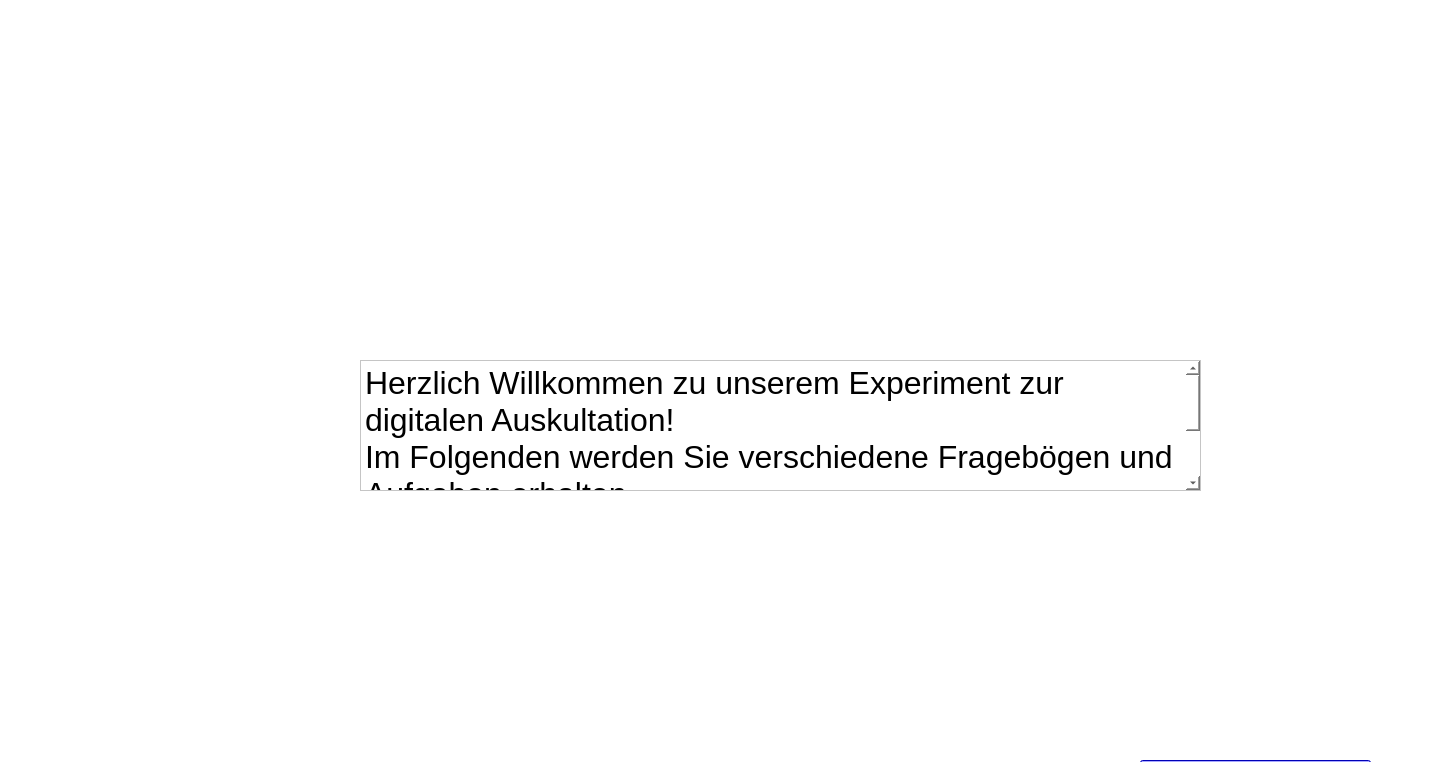
Above: forms/welcome.ui from IKI-Lab/auscultation_AI_noise_exp before the change. Below: the same form after it.
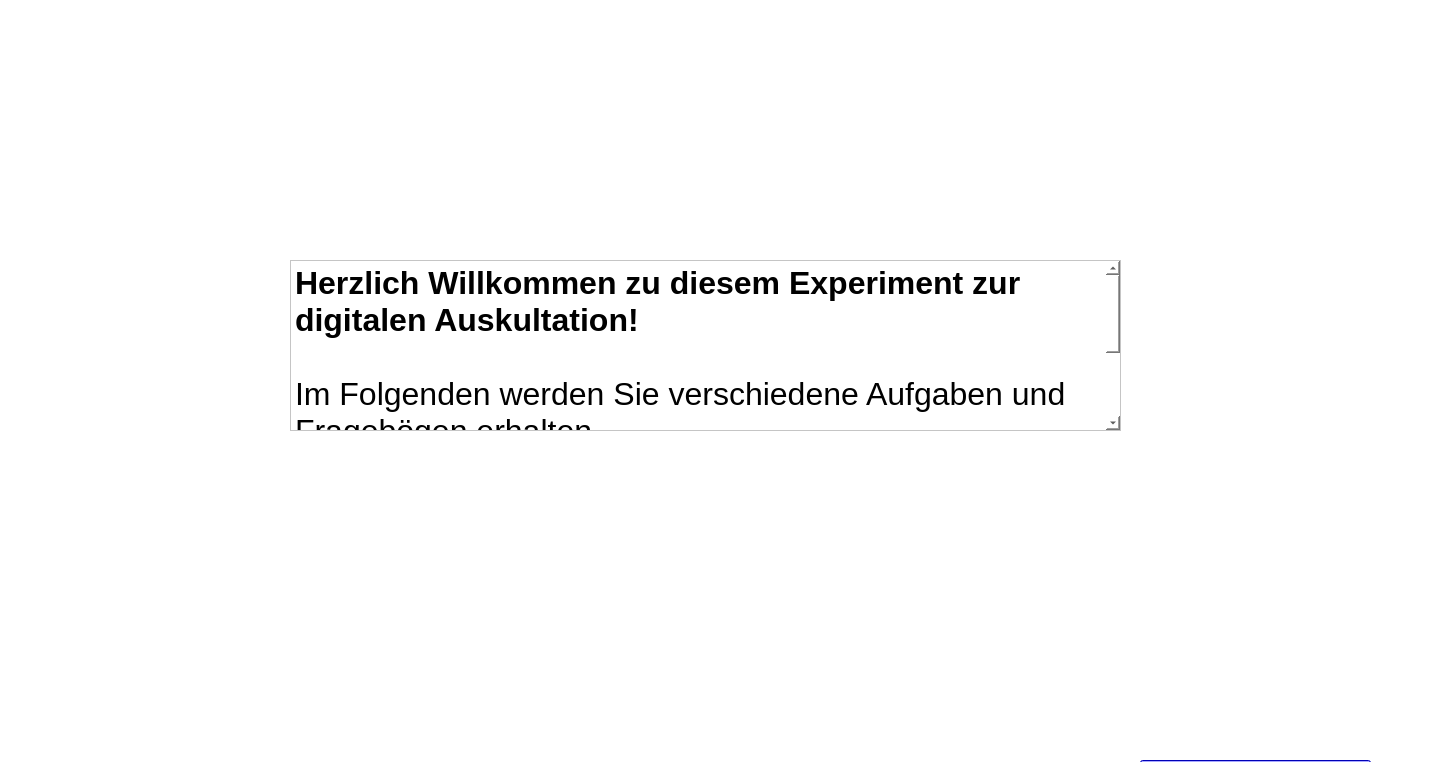
That is the form after the change.

```diff
--- a/forms/welcome.ui
+++ b/forms/welcome.ui
@@ -62,10 +62,10 @@
    <widget class="QTextBrowser" name="textBrowser">
     <property name="geometry">
      <rect>
-      <x>400</x>
-      <y>380</y>
-      <width>841</width>
-      <height>131</height>
+      <x>330</x>
+      <y>280</y>
+      <width>831</width>
+      <height>171</height>
      </rect>
     </property>
     <property name="html">
@@ -73,8 +73,9 @@
 &lt;html&gt;&lt;head&gt;&lt;meta name=&quot;qrichtext&quot; content=&quot;1&quot; /&gt;&lt;style type=&quot;text/css&quot;&gt;
 p, li { white-space: pre-wrap; }
 &lt;/style&gt;&lt;/head&gt;&lt;body style=&quot; font-family:'.AppleSystemUIFont'; font-size:13pt; font-weight:400; font-style:normal;&quot;&gt;
-&lt;p style=&quot; margin-top:0px; margin-bottom:0px; margin-left:0px; margin-right:0px; -qt-block-indent:0; text-indent:0px;&quot;&gt;&lt;span style=&quot; font-family:'Helvetica Neue'; font-size:24pt;&quot;&gt;Herzlich Willkommen zu unserem Experiment zur digitalen Auskultation!&lt;/span&gt;&lt;/p&gt;
-&lt;p style=&quot; margin-top:0px; margin-bottom:0px; margin-left:0px; margin-right:0px; -qt-block-indent:0; text-indent:0px;&quot;&gt;&lt;span style=&quot; font-family:'Helvetica Neue'; font-size:24pt;&quot;&gt;Im Folgenden werden Sie verschiedene Fragebögen und Aufgaben erhalten.&lt;/span&gt;&lt;/p&gt;
+&lt;p style=&quot; margin-top:0px; margin-bottom:0px; margin-left:0px; margin-right:0px; -qt-block-indent:0; text-indent:0px;&quot;&gt;&lt;span style=&quot; font-family:'Helvetica Neue'; font-size:24pt; font-weight:600;&quot;&gt;Herzlich Willkommen zu diesem Experiment zur digitalen Auskultation!&lt;/span&gt;&lt;/p&gt;
+&lt;p style=&quot;-qt-paragraph-type:empty; margin-top:0px; margin-bottom:0px; margin-left:0px; margin-right:0px; -qt-block-indent:0; text-indent:0px; font-family:'Helvetica Neue'; font-size:24pt; font-weight:600;&quot;&gt;&lt;br /&gt;&lt;/p&gt;
+&lt;p style=&quot; margin-top:0px; margin-bottom:0px; margin-left:0px; margin-right:0px; -qt-block-indent:0; text-indent:0px;&quot;&gt;&lt;span style=&quot; font-family:'Helvetica Neue'; font-size:24pt;&quot;&gt;Im Folgenden werden Sie verschiedene Aufgaben und Fragebögen erhalten.&lt;/span&gt;&lt;/p&gt;
 &lt;p style=&quot; margin-top:0px; margin-bottom:0px; margin-left:0px; margin-right:0px; -qt-block-indent:0; text-indent:0px;&quot;&gt;&lt;span style=&quot; font-family:'Helvetica Neue'; font-size:24pt;&quot;&gt;Die Instruktionen erhalten Sie alle hier am Computer.&lt;/span&gt;&lt;/p&gt;
 &lt;p style=&quot; margin-top:0px; margin-bottom:0px; margin-left:0px; margin-right:0px; -qt-block-indent:0; text-indent:0px;&quot;&gt;&lt;span style=&quot; font-family:'Helvetica Neue'; font-size:24pt;&quot;&gt;Bei Fragen wenden Sie sich bitte an die Versuchsleitung.&lt;/span&gt;&lt;span style=&quot; font-size:24pt;&quot;&gt; &lt;/span&gt;&lt;/p&gt;&lt;/body&gt;&lt;/html&gt;</string>
     </property>
```
